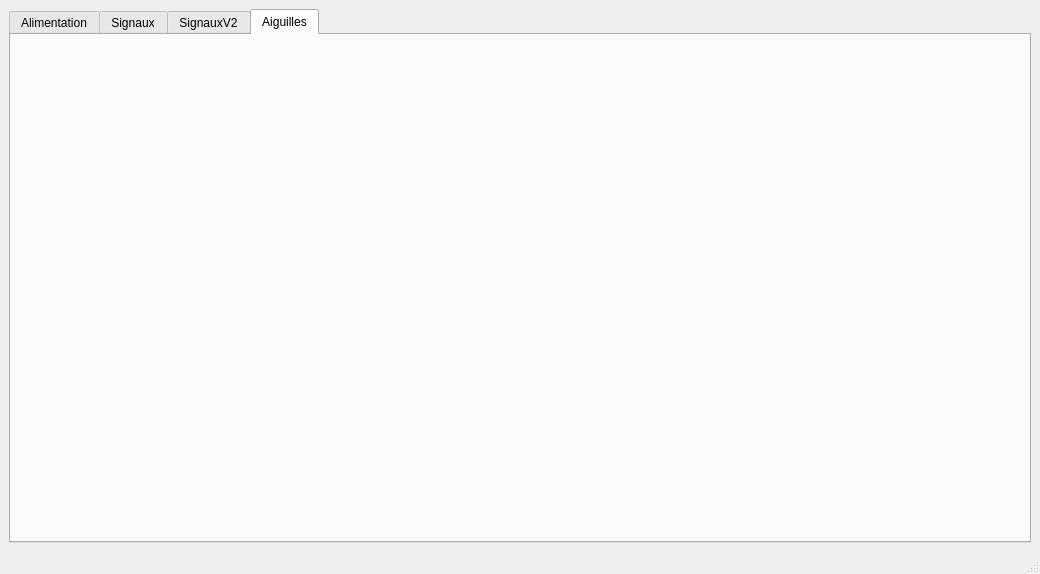
Before: the Qt Designer form ui/control.ui in Elfix3/TCO, drawn with Qt 5.
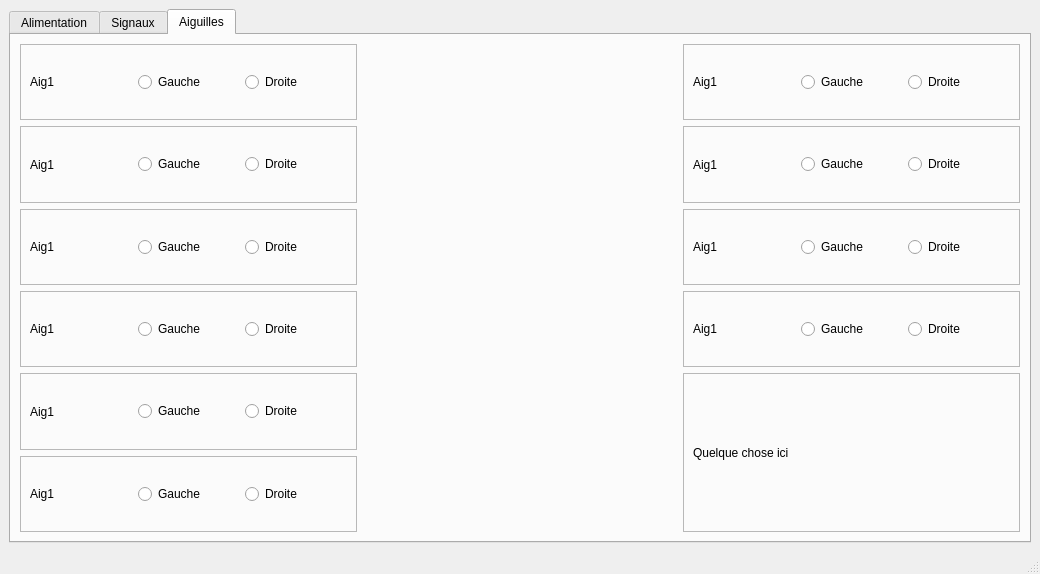
After: the same form once the commit is applied. The open tabs and pages were chosen to show the change.

Commit message: combo box update (signals are now updtable from control)

```diff
--- a/ui/control.ui
+++ b/ui/control.ui
@@ -6,7 +6,7 @@
    <rect>
     <x>0</x>
     <y>0</y>
-    <width>1010</width>
+    <width>1017</width>
     <height>574</height>
    </rect>
   </property>
@@ -15,7 +15,7 @@
   </property>
   <widget class="QWidget" name="centralwidget">
    <layout class="QGridLayout" name="gridLayout">
-    <item row="0" column="0">
+    <item row="0" column="1">
      <widget class="QTabWidget" name="tabWidget">
       <property name="currentIndex">
        <number>2</number>
@@ -2662,15 +2662,377 @@
         </item>
        </layout>
       </widget>
-      <widget class="QWidget" name="tab">
-       <attribute name="title">
-        <string>SignauxV2</string>
-       </attribute>
-      </widget>
       <widget class="QWidget" name="AiguillesTAB">
        <attribute name="title">
         <string>Aiguilles</string>
        </attribute>
+       <layout class="QGridLayout" name="gridLayout_5">
+        <item row="2" column="0">
+         <widget class="QFrame" name="frame_15">
+          <property name="frameShape">
+           <enum>QFrame::Shape::StyledPanel</enum>
+          </property>
+          <property name="frameShadow">
+           <enum>QFrame::Shadow::Raised</enum>
+          </property>
+          <layout class="QHBoxLayout" name="horizontalLayout_3">
+           <item>
+            <widget class="QLabel" name="label_5">
+             <property name="text">
+              <string>Aig1</string>
+             </property>
+            </widget>
+           </item>
+           <item>
+            <widget class="QRadioButton" name="radioButton_26">
+             <property name="text">
+              <string>Gauche</string>
+             </property>
+            </widget>
+           </item>
+           <item>
+            <widget class="QRadioButton" name="radioButton_29">
+             <property name="text">
+              <string>Droite</string>
+             </property>
+            </widget>
+           </item>
+          </layout>
+         </widget>
+        </item>
+        <item row="3" column="0">
+         <widget class="QFrame" name="frame_19">
+          <property name="frameShape">
+           <enum>QFrame::Shape::StyledPanel</enum>
+          </property>
+          <property name="frameShadow">
+           <enum>QFrame::Shadow::Raised</enum>
+          </property>
+          <layout class="QHBoxLayout" name="horizontalLayout_14">
+           <item>
+            <widget class="QLabel" name="label_6">
+             <property name="text">
+              <string>Aig1</string>
+             </property>
+            </widget>
+           </item>
+           <item>
+            <widget class="QRadioButton" name="radioButton_31">
+             <property name="text">
+              <string>Gauche</string>
+             </property>
+            </widget>
+           </item>
+           <item>
+            <widget class="QRadioButton" name="radioButton_32">
+             <property name="text">
+              <string>Droite</string>
+             </property>
+            </widget>
+           </item>
+          </layout>
+         </widget>
+        </item>
+        <item row="4" column="0">
+         <widget class="QFrame" name="frame_38">
+          <property name="frameShape">
+           <enum>QFrame::Shape::StyledPanel</enum>
+          </property>
+          <property name="frameShadow">
+           <enum>QFrame::Shadow::Raised</enum>
+          </property>
+          <layout class="QHBoxLayout" name="horizontalLayout_20">
+           <item>
+            <widget class="QLabel" name="label_47">
+             <property name="text">
+              <string>Aig1</string>
+             </property>
+            </widget>
+           </item>
+           <item>
+            <widget class="QRadioButton" name="radioButton_45">
+             <property name="text">
+              <string>Gauche</string>
+             </property>
+            </widget>
+           </item>
+           <item>
+            <widget class="QRadioButton" name="radioButton_47">
+             <property name="text">
+              <string>Droite</string>
+             </property>
+            </widget>
+           </item>
+          </layout>
+         </widget>
+        </item>
+        <item row="0" column="0">
+         <widget class="QFrame" name="frame">
+          <property name="frameShape">
+           <enum>QFrame::Shape::StyledPanel</enum>
+          </property>
+          <property name="frameShadow">
+           <enum>QFrame::Shadow::Raised</enum>
+          </property>
+          <layout class="QHBoxLayout" name="horizontalLayout_2">
+           <item>
+            <widget class="QLabel" name="label_4">
+             <property name="text">
+              <string>Aig1</string>
+             </property>
+            </widget>
+           </item>
+           <item>
+            <widget class="QRadioButton" name="radioButton_2">
+             <property name="text">
+              <string>Gauche</string>
+             </property>
+            </widget>
+           </item>
+           <item>
+            <widget class="QRadioButton" name="radioButton">
+             <property name="text">
+              <string>Droite</string>
+             </property>
+            </widget>
+           </item>
+          </layout>
+         </widget>
+        </item>
+        <item row="1" column="0">
+         <widget class="QFrame" name="frame_39">
+          <property name="frameShape">
+           <enum>QFrame::Shape::StyledPanel</enum>
+          </property>
+          <property name="frameShadow">
+           <enum>QFrame::Shadow::Raised</enum>
+          </property>
+          <layout class="QHBoxLayout" name="horizontalLayout_21">
+           <item>
+            <widget class="QLabel" name="label_48">
+             <property name="text">
+              <string>Aig1</string>
+             </property>
+            </widget>
+           </item>
+           <item>
+            <widget class="QRadioButton" name="radioButton_50">
+             <property name="text">
+              <string>Gauche</string>
+             </property>
+            </widget>
+           </item>
+           <item>
+            <widget class="QRadioButton" name="radioButton_53">
+             <property name="text">
+              <string>Droite</string>
+             </property>
+            </widget>
+           </item>
+          </layout>
+         </widget>
+        </item>
+        <item row="2" column="2">
+         <widget class="QFrame" name="frame_37">
+          <property name="frameShape">
+           <enum>QFrame::Shape::StyledPanel</enum>
+          </property>
+          <property name="frameShadow">
+           <enum>QFrame::Shadow::Raised</enum>
+          </property>
+          <layout class="QHBoxLayout" name="horizontalLayout_19">
+           <item>
+            <widget class="QLabel" name="label_46">
+             <property name="text">
+              <string>Aig1</string>
+             </property>
+            </widget>
+           </item>
+           <item>
+            <widget class="QRadioButton" name="radioButton_43">
+             <property name="text">
+              <string>Gauche</string>
+             </property>
+            </widget>
+           </item>
+           <item>
+            <widget class="QRadioButton" name="radioButton_44">
+             <property name="text">
+              <string>Droite</string>
+             </property>
+            </widget>
+           </item>
+          </layout>
+         </widget>
+        </item>
+        <item row="1" column="2">
+         <widget class="QFrame" name="frame_33">
+          <property name="frameShape">
+           <enum>QFrame::Shape::StyledPanel</enum>
+          </property>
+          <property name="frameShadow">
+           <enum>QFrame::Shadow::Raised</enum>
+          </property>
+          <layout class="QHBoxLayout" name="horizontalLayout_15">
+           <item>
+            <widget class="QLabel" name="label_37">
+             <property name="text">
+              <string>Aig1</string>
+             </property>
+            </widget>
+           </item>
+           <item>
+            <widget class="QRadioButton" name="radioButton_33">
+             <property name="text">
+              <string>Gauche</string>
+             </property>
+            </widget>
+           </item>
+           <item>
+            <widget class="QRadioButton" name="radioButton_34">
+             <property name="text">
+              <string>Droite</string>
+             </property>
+            </widget>
+           </item>
+          </layout>
+         </widget>
+        </item>
+        <item row="5" column="0">
+         <widget class="QFrame" name="frame_36">
+          <property name="frameShape">
+           <enum>QFrame::Shape::StyledPanel</enum>
+          </property>
+          <property name="frameShadow">
+           <enum>QFrame::Shadow::Raised</enum>
+          </property>
+          <layout class="QHBoxLayout" name="horizontalLayout_18">
+           <item>
+            <widget class="QLabel" name="label_45">
+             <property name="text">
+              <string>Aig1</string>
+             </property>
+            </widget>
+           </item>
+           <item>
+            <widget class="QRadioButton" name="radioButton_39">
+             <property name="text">
+              <string>Gauche</string>
+             </property>
+            </widget>
+           </item>
+           <item>
+            <widget class="QRadioButton" name="radioButton_41">
+             <property name="text">
+              <string>Droite</string>
+             </property>
+            </widget>
+           </item>
+          </layout>
+         </widget>
+        </item>
+        <item row="3" column="2">
+         <widget class="QFrame" name="frame_34">
+          <property name="frameShape">
+           <enum>QFrame::Shape::StyledPanel</enum>
+          </property>
+          <property name="frameShadow">
+           <enum>QFrame::Shadow::Raised</enum>
+          </property>
+          <layout class="QHBoxLayout" name="horizontalLayout_16">
+           <item>
+            <widget class="QLabel" name="label_38">
+             <property name="text">
+              <string>Aig1</string>
+             </property>
+            </widget>
+           </item>
+           <item>
+            <widget class="QRadioButton" name="radioButton_35">
+             <property name="text">
+              <string>Gauche</string>
+             </property>
+            </widget>
+           </item>
+           <item>
+            <widget class="QRadioButton" name="radioButton_36">
+             <property name="text">
+              <string>Droite</string>
+             </property>
+            </widget>
+           </item>
+          </layout>
+         </widget>
+        </item>
+        <item row="0" column="2">
+         <widget class="QFrame" name="frame_35">
+          <property name="frameShape">
+           <enum>QFrame::Shape::StyledPanel</enum>
+          </property>
+          <property name="frameShadow">
+           <enum>QFrame::Shadow::Raised</enum>
+          </property>
+          <layout class="QHBoxLayout" name="horizontalLayout_17">
+           <item>
+            <widget class="QLabel" name="label_44">
+             <property name="text">
+              <string>Aig1</string>
+             </property>
+            </widget>
+           </item>
+           <item>
+            <widget class="QRadioButton" name="radioButton_37">
+             <property name="text">
+              <string>Gauche</string>
+             </property>
+            </widget>
+           </item>
+           <item>
+            <widget class="QRadioButton" name="radioButton_38">
+             <property name="text">
+              <string>Droite</string>
+             </property>
+            </widget>
+           </item>
+          </layout>
+         </widget>
+        </item>
+        <item row="2" column="1">
+         <spacer name="horizontalSpacer_2">
+          <property name="orientation">
+           <enum>Qt::Orientation::Horizontal</enum>
+          </property>
+          <property name="sizeType">
+           <enum>QSizePolicy::Policy::Fixed</enum>
+          </property>
+          <property name="sizeHint" stdset="0">
+           <size>
+            <width>320</width>
+            <height>20</height>
+           </size>
+          </property>
+         </spacer>
+        </item>
+        <item row="4" column="2" rowspan="2">
+         <widget class="QFrame" name="frame_40">
+          <property name="frameShape">
+           <enum>QFrame::Shape::StyledPanel</enum>
+          </property>
+          <property name="frameShadow">
+           <enum>QFrame::Shadow::Raised</enum>
+          </property>
+          <layout class="QHBoxLayout" name="horizontalLayout_22">
+           <item>
+            <widget class="QLabel" name="label_49">
+             <property name="text">
+              <string>Quelque chose ici</string>
+             </property>
+            </widget>
+           </item>
+          </layout>
+         </widget>
+        </item>
+       </layout>
       </widget>
      </widget>
     </item>
```
Left out of the diff: 1282 changed lines with no effect on the pictures. The commit also changes 9 other files.
